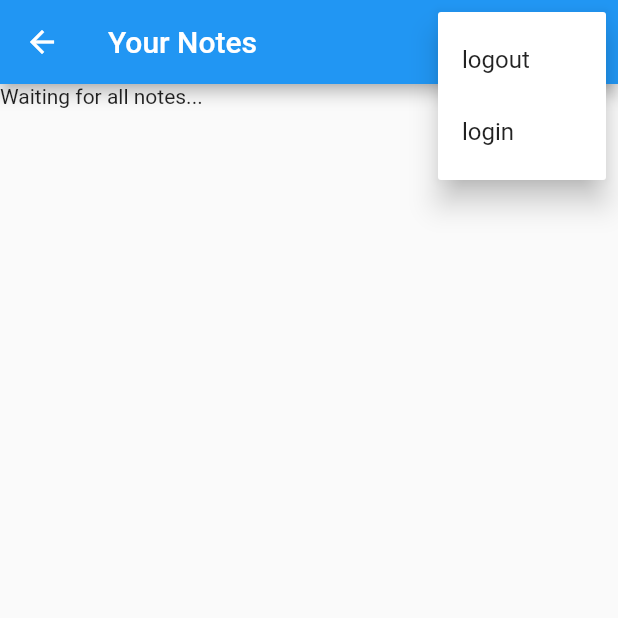
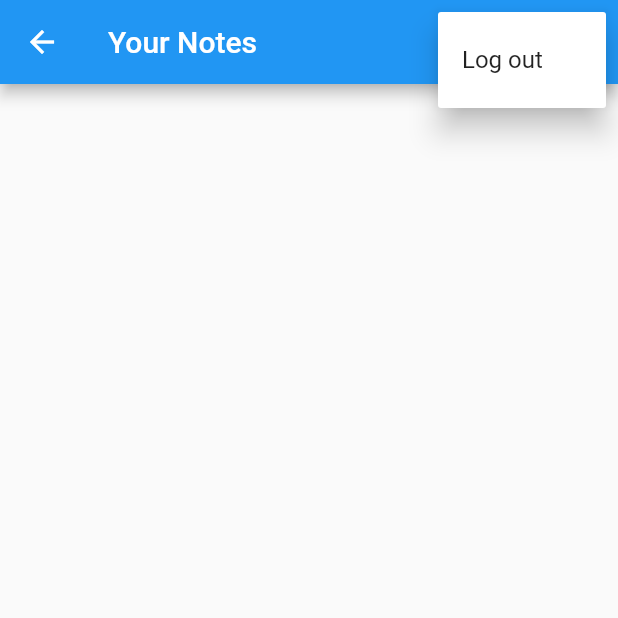
Before and after one commit to danielatego/flutter-app, a Flutter app: the NotesView screen opened by its route, after a tap on the "more vert" icon, on a phone screen of 412 x 824 dp, the top half of it. Run offline on Flutter 3.47's test engine with Material 2 defaults, Android fonts, the phone set to English and light mode, and no system bars; our stand-ins replace firebase_auth, firebase_core, sqflite; accounts and stored records are empty; network calls fail.

Commit message:
note.view can display notes

```diff
--- a/mynotes/lib/constants/routes.dart
+++ b/mynotes/lib/constants/routes.dart
@@ -2,4 +2,4 @@ const loginRoute = '/login/';
 const registerRoute = '/register/';
 const notesRoute = '/notes/';
 const verifyEmailRoute = '/verify-email/';
-const newNoteRoute = '/notes/new-note';
+const newNoteRoute = '/notes/new-note/';
--- a/mynotes/lib/enums/menu_action.dart
+++ b/mynotes/lib/enums/menu_action.dart
@@ -1 +1 @@
-enum Menu { logout, login }
+enum MenuAction { logout }
--- a/mynotes/lib/services/auth/auth_provider.dart
+++ b/mynotes/lib/services/auth/auth_provider.dart
@@ -3,7 +3,7 @@ import 'package:mynotes/services/auth/auth_user.dart';
 abstract class AuthProvider {
   Future<void> initialize();
   AuthUser? get currentUser;
-  Future<AuthUser> login({
+  Future<AuthUser> logIn({
     required String email,
     required String password,
   });
@@ -12,5 +12,5 @@ abstract class AuthProvider {
     required String password,
   });
   Future<void> logOut();
-  Future<void> sendEmailverification();
+  Future<void> sendEmailVerification();
 }
--- a/mynotes/lib/services/auth/auth_service.dart
+++ b/mynotes/lib/services/auth/auth_service.dart
@@ -1,15 +1,14 @@
+import 'package:mynotes/services/auth/auth_provider.dart';
+import 'package:mynotes/services/auth/auth_user.dart';
 import 'package:mynotes/services/auth/firebase_auth_provider.dart';
-import 'auth_provider.dart';
-import 'auth_user.dart';
 
 class AuthService implements AuthProvider {
   final AuthProvider provider;
-  const AuthService(this.provider); //dependency injection
+  const AuthService(this.provider);
 
   factory AuthService.firebase() => AuthService(FirebaseAuthProvider());
 
   @override
-  // implement createUser
   Future<AuthUser> createUser({
     required String email,
     required String password,
@@ -20,27 +19,23 @@ class AuthService implements AuthProvider {
       );
 
   @override
-  // implement currentUser
   AuthUser? get currentUser => provider.currentUser;
 
   @override
-  // implement logOut
-  Future<void> logOut() => provider.logOut();
-
-  @override
-  //implement login
-  Future<AuthUser> login({
+  Future<AuthUser> logIn({
     required String email,
     required String password,
   }) =>
-      provider.login(
+      provider.logIn(
         email: email,
         password: password,
       );
 
   @override
-  // implement sendEmailverification
-  Future<void> sendEmailverification() => provider.sendEmailverification();
+  Future<void> logOut() => provider.logOut();
+
+  @override
+  Future<void> sendEmailVerification() => provider.sendEmailVerification();
 
   @override
   Future<void> initialize() => provider.initialize();
--- a/mynotes/lib/services/auth/auth_user.dart
+++ b/mynotes/lib/services/auth/auth_user.dart
@@ -1,5 +1,5 @@
 import 'package:firebase_auth/firebase_auth.dart' show User;
-import 'package:flutter/material.dart';
+import 'package:flutter/foundation.dart';
 
 @immutable
 class AuthUser {
@@ -11,7 +11,7 @@ class AuthUser {
   });
 
   factory AuthUser.fromFirebase(User user) => AuthUser(
+        email: user.email,
         isEmailVerified: user.emailVerified,
-        email: user.email,
       );
 }
--- a/mynotes/lib/services/crud/crud_exceptions.dart
+++ b/mynotes/lib/services/crud/crud_exceptions.dart
@@ -6,12 +6,12 @@ class DatabaseIsNotOpen implements Exception {}
 
 class CouldNotDeleteUser implements Exception {}
 
-class CouldNotDeleteNote implements Exception {}
-
 class UserAlreadyExists implements Exception {}
 
 class CouldNotFindUser implements Exception {}
 
+class CouldNotDeleteNote implements Exception {}
+
 class CouldNotFindNote implements Exception {}
 
 class CouldNotUpdateNote implements Exception {}
--- a/mynotes/lib/services/crud/notes_service.dart
+++ b/mynotes/lib/services/crud/notes_service.dart
@@ -1,10 +1,10 @@
 import 'dart:async';
 
-import 'package:flutter/material.dart';
+import 'package:flutter/foundation.dart';
 import 'package:mynotes/services/crud/crud_exceptions.dart';
 import 'package:sqflite/sqflite.dart';
 import 'package:path_provider/path_provider.dart';
-import 'package:path/path.dart';
+import 'package:path/path.dart' show join;
 
 class NotesService {
   Database? _db;
@@ -12,13 +12,18 @@ class NotesService {
   List<DatabaseNote> _notes = [];
 
   static final NotesService _shared = NotesService._sharedInstance();
-  NotesService._sharedInstance();
+  NotesService._sharedInstance() {
+    _notesStreamController = StreamController<List<DatabaseNote>>.broadcast(
+      onListen: () {
+        _notesStreamController.sink.add(_notes);
+      },
+    );
+  }
   factory NotesService() => _shared;
 
-  final _noteStreamController =
-      StreamController<List<DatabaseNote>>.broadcast();
+  late final StreamController<List<DatabaseNote>> _notesStreamController;
 
-  Stream<List<DatabaseNote>> get allNotes => _noteStreamController.stream;
+  Stream<List<DatabaseNote>> get allNotes => _notesStreamController.stream;
 
   Future<DatabaseUser> getOrCreateUser({required String email}) async {
     try {
@@ -35,7 +40,7 @@ class NotesService {
   Future<void> _cacheNotes() async {
     final allNotes = await getAllNotes();
     _notes = allNotes.toList();
-    _noteStreamController.add(_notes);
+    _notesStreamController.add(_notes);
   }
 
   Future<DatabaseNote> updateNote({
@@ -45,21 +50,22 @@ class NotesService {
     await _ensureDbIsOpen();
     final db = _getDatabaseOrThrow();
 
-    //make sure note exists
+    // make sure note exists
     await getNote(id: note.id);
 
-    //update DB
+    // update DB
     final updatesCount = await db.update(noteTable, {
       textColumn: text,
       isSyncedWithCloudColumn: 0,
     });
+
     if (updatesCount == 0) {
       throw CouldNotUpdateNote();
     } else {
       final updatedNote = await getNote(id: note.id);
       _notes.removeWhere((note) => note.id == updatedNote.id);
       _notes.add(updatedNote);
-      _noteStreamController.add(_notes);
+      _notesStreamController.add(_notes);
       return updatedNote;
     }
   }
@@ -78,16 +84,17 @@ class NotesService {
     final notes = await db.query(
       noteTable,
       limit: 1,
-      where: 'id =?',
+      where: 'id = ?',
       whereArgs: [id],
     );
+
     if (notes.isEmpty) {
       throw CouldNotFindNote();
     } else {
       final note = DatabaseNote.fromRow(notes.first);
       _notes.removeWhere((note) => note.id == id);
       _notes.add(note);
-      _noteStreamController.add(_notes);
+      _notesStreamController.add(_notes);
       return note;
     }
   }
@@ -97,7 +104,7 @@ class NotesService {
     final db = _getDatabaseOrThrow();
     final numberOfDeletions = await db.delete(noteTable);
     _notes = [];
-    _noteStreamController.add(_notes);
+    _notesStreamController.add(_notes);
     return numberOfDeletions;
   }
 
@@ -106,14 +113,14 @@ class NotesService {
     final db = _getDatabaseOrThrow();
     final deletedCount = await db.delete(
       noteTable,
-      where: 'id =?',
+      where: 'id = ?',
       whereArgs: [id],
     );
     if (deletedCount == 0) {
       throw CouldNotDeleteNote();
     } else {
       _notes.removeWhere((note) => note.id == id);
-      _noteStreamController.add(_notes);
+      _notesStreamController.add(_notes);
     }
   }
 
@@ -121,15 +128,14 @@ class NotesService {
     await _ensureDbIsOpen();
     final db = _getDatabaseOrThrow();
 
-    //make sure owner exists in the database with the correct id
-
+    // make sure owner exists in the database with the correct id
     final dbUser = await getUser(email: owner.email);
     if (dbUser != owner) {
       throw CouldNotFindUser();
     }
 
     const text = '';
-    //create the note
+    // create the note
     final noteId = await db.insert(noteTable, {
       userIdColumn: owner.id,
       textColumn: text,
@@ -142,20 +148,24 @@ class NotesService {
       text: text,
       isSyncedWithCloud: true,
     );
+
     _notes.add(note);
-    _noteStreamController.add(_notes);
+    _notesStreamController.add(_notes);
+
     return note;
   }
 
   Future<DatabaseUser> getUser({required String email}) async {
     await _ensureDbIsOpen();
     final db = _getDatabaseOrThrow();
+
     final results = await db.query(
       userTable,
       limit: 1,
       where: 'email = ?',
       whereArgs: [email.toLowerCase()],
     );
+
     if (results.isEmpty) {
       throw CouldNotFindUser();
     } else {
@@ -176,8 +186,9 @@ class NotesService {
       throw UserAlreadyExists();
     }
 
-    final userId =
-        await db.insert(userTable, {emailColumn: email.toLowerCase()});
+    final userId = await db.insert(userTable, {
+      emailColumn: email.toLowerCase(),
+    });
 
     return DatabaseUser(
       id: userId,
@@ -221,7 +232,7 @@ class NotesService {
     try {
       await open();
     } on DatabaseAlreadyOpenException {
-      //empty
+      // empty
     }
   }
 
@@ -234,9 +245,9 @@ class NotesService {
       final dbPath = join(docsPath.path, dbName);
       final db = await openDatabase(dbPath);
       _db = db;
-      //create user table
+      // create the user table
       await db.execute(createUserTable);
-      //create note table
+      // create note table
       await db.execute(createNoteTable);
       await _cacheNotes();
     } on MissingPlatformDirectoryException {
@@ -249,8 +260,7 @@ class NotesService {
 class DatabaseUser {
   final int id;
   final String email;
-
-  DatabaseUser({
+  const DatabaseUser({
     required this.id,
     required this.email,
   });
@@ -260,15 +270,12 @@ class DatabaseUser {
         email = map[emailColumn] as String;
 
   @override
-  String toString() {
-    return ('Person, ID = $id, email = $email');
-  }
+  String toString() => 'Person, ID = $id, email = $email';
 
   @override
   bool operator ==(covariant DatabaseUser other) => id == other.id;
 
   @override
-  // implement hashCode
   int get hashCode => id.hashCode;
 }
 
@@ -293,28 +300,25 @@ class DatabaseNote {
             (map[isSyncedWithCloudColumn] as int) == 1 ? true : false;
 
   @override
-  String toString() {
-    // implement toString
-    return ('Note, ID = $id,userId =$userId, issyncedwithCloud =$isSyncedWithCloud, text =$text');
-  }
+  String toString() =>
+      'Note, ID = $id, userId = $userId, isSyncedWithCloud = $isSyncedWithCloud, text = $text';
 
   @override
   bool operator ==(covariant DatabaseNote other) => id == other.id;
 
   @override
-  // implement hashCode
   int get hashCode => id.hashCode;
 }
 
-const dbName = 'note.db';
+const dbName = 'notes.db';
 const noteTable = 'note';
 const userTable = 'user';
-const idColumn = "id";
-const emailColumn = "email";
+const idColumn = 'id';
+const emailColumn = 'email';
 const userIdColumn = 'user_id';
 const textColumn = 'text';
-const isSyncedWithCloudColumn = 'isSyncedWithCloud';
-const createUserTable = '''CREATE TABLE IF NOT EXISTS "user"(
+const isSyncedWithCloudColumn = 'is_synced_with_cloud';
+const createUserTable = '''CREATE TABLE IF NOT EXISTS "user" (
         "id"	INTEGER NOT NULL,
         "email"	TEXT NOT NULL UNIQUE,
         PRIMARY KEY("id" AUTOINCREMENT)
@@ -323,7 +327,7 @@ const createNoteTable = '''CREATE TABLE IF NOT EXISTS "note" (
         "id"	INTEGER NOT NULL,
         "user_id"	INTEGER NOT NULL,
         "text"	TEXT,
-        "isSyncedWithCloud"	INTEGER NOT NULL DEFAULT 0,
-        PRIMARY KEY("id" AUTOINCREMENT),
-        FOREIGN KEY("user_id") REFERENCES "user"("id")
+        "is_synced_with_cloud"	INTEGER NOT NULL DEFAULT 0,
+        FOREIGN KEY("user_id") REFERENCES "user"("id"),
+        PRIMARY KEY("id" AUTOINCREMENT)
       );''';
--- a/mynotes/lib/views/notes/notes_view.dart
+++ b/mynotes/lib/views/notes/notes_view.dart
@@ -5,10 +5,10 @@ import 'package:mynotes/services/auth/auth_service.dart';
 import 'package:mynotes/services/crud/notes_service.dart';
 
 class NotesView extends StatefulWidget {
-  const NotesView({super.key});
+  const NotesView({Key? key}) : super(key: key);
 
   @override
-  State<NotesView> createState() => _NotesViewState();
+  _NotesViewState createState() => _NotesViewState();
 }
 
 class _NotesViewState extends State<NotesView> {
@@ -18,14 +18,7 @@ class _NotesViewState extends State<NotesView> {
   @override
   void initState() {
     _notesService = NotesService();
-    _notesService.open();
     super.initState();
-  }
-
-  @override
-  void dispose() {
-    _notesService.close();
-    super.dispose();
   }
 
   @override
@@ -40,11 +33,11 @@ class _NotesViewState extends State<NotesView> {
             },
             icon: const Icon(Icons.add),
           ),
-            PopupMenuButton<Menu>(
+          PopupMenuButton<MenuAction>(
             onSelected: (value) async {
               switch (value) {
-                  case Menu.logout:
-                    final shouldLogout = await showlogOutDialog(context);
+                case MenuAction.logout:
+                  final shouldLogout = await showLogOutDialog(context);
                   if (shouldLogout) {
                     await AuthService.firebase().logOut();
                     Navigator.of(context).pushNamedAndRemoveUntil(
@@ -52,16 +45,14 @@ class _NotesViewState extends State<NotesView> {
                       (_) => false,
                     );
                   }
-                    break;
-                  case Menu.login:
-                    break;
               }
             },
             itemBuilder: (context) {
               return const [
-                  PopupMenuItem<Menu>(
-                      value: Menu.logout, child: Text('logout')),
-                  PopupMenuItem<Menu>(value: Menu.login, child: Text('login')),
+                PopupMenuItem<MenuAction>(
+                  value: MenuAction.logout,
+                  child: Text('Log out'),
+                ),
               ];
             },
           )
@@ -74,42 +65,63 @@ class _NotesViewState extends State<NotesView> {
             case ConnectionState.done:
               return StreamBuilder(
                 stream: _notesService.allNotes,
-                  builder: ((context, snapshot) {
+                builder: (context, snapshot) {
                   switch (snapshot.connectionState) {
-                      case ConnectionState.waiting: //implicit fall through
+                    case ConnectionState.waiting:
                     case ConnectionState.active:
-                        return const Text('Waiting for all notes...');
+                      if (snapshot.hasData) {
+                        final allNotes = snapshot.data as List<DatabaseNote>;
+                        return ListView.builder(
+                          itemCount: allNotes.length,
+                          itemBuilder: (context, index) {
+                            final note = allNotes[index];
+                            return ListTile(
+                              title: Text(
+                                note.text,
+                                maxLines: 1,
+                                softWrap: true,
+                                overflow: TextOverflow.ellipsis,
+                              ),
+                            );
+                          },
+                        );
+                      } else {
+                        return const CircularProgressIndicator();
+                      }
                     default:
                       return const CircularProgressIndicator();
                   }
-                  }),
+                },
               );
             default:
               return const CircularProgressIndicator();
           }
         },
-        ));
+      ),
+    );
   }
 }
 
-Future<bool> showlogOutDialog(BuildContext context) {
+Future<bool> showLogOutDialog(BuildContext context) {
   return showDialog<bool>(
     context: context,
     builder: (context) {
       return AlertDialog(
         title: const Text('Sign out'),
-        content: const Text('Are you sure you want to sign out'),
+        content: const Text('Are you sure you want to sign out?'),
         actions: [
           TextButton(
             onPressed: () {
               Navigator.of(context).pop(false);
             },
-              child: const Text('Cancel')),
+            child: const Text('Cancel'),
+          ),
           TextButton(
             onPressed: () {
               Navigator.of(context).pop(true);
             },
-              child: const Text('Log out'))
+            child: const Text('Log out'),
+          ),
         ],
       );
     },
```
Also changed, not shown: mynotes/lib/main.dart (+5 -5 lines), mynotes/lib/services/auth/auth_exceptions.dart (+11 -10 lines), mynotes/lib/services/auth/firebase_auth_provider.dart (+23 -28 lines), mynotes/lib/utilities/show_error_dialog.dart (+9 -5 lines), mynotes/lib/views/login_view.dart (+16 -11 lines), mynotes/lib/views/notes/new_note_view.dart (+4 -4 lines), mynotes/lib/views/register_view.dart (+18 -14 lines), mynotes/lib/views/verify_email_view.dart (added, +45 -0 lines), mynotes/lib/views/veriry_email_view.dart (deleted, +0 -49 lines), mynotes/lib/firebase_options.dart. Lines whose indentation alone changed are shown as unchanged.
